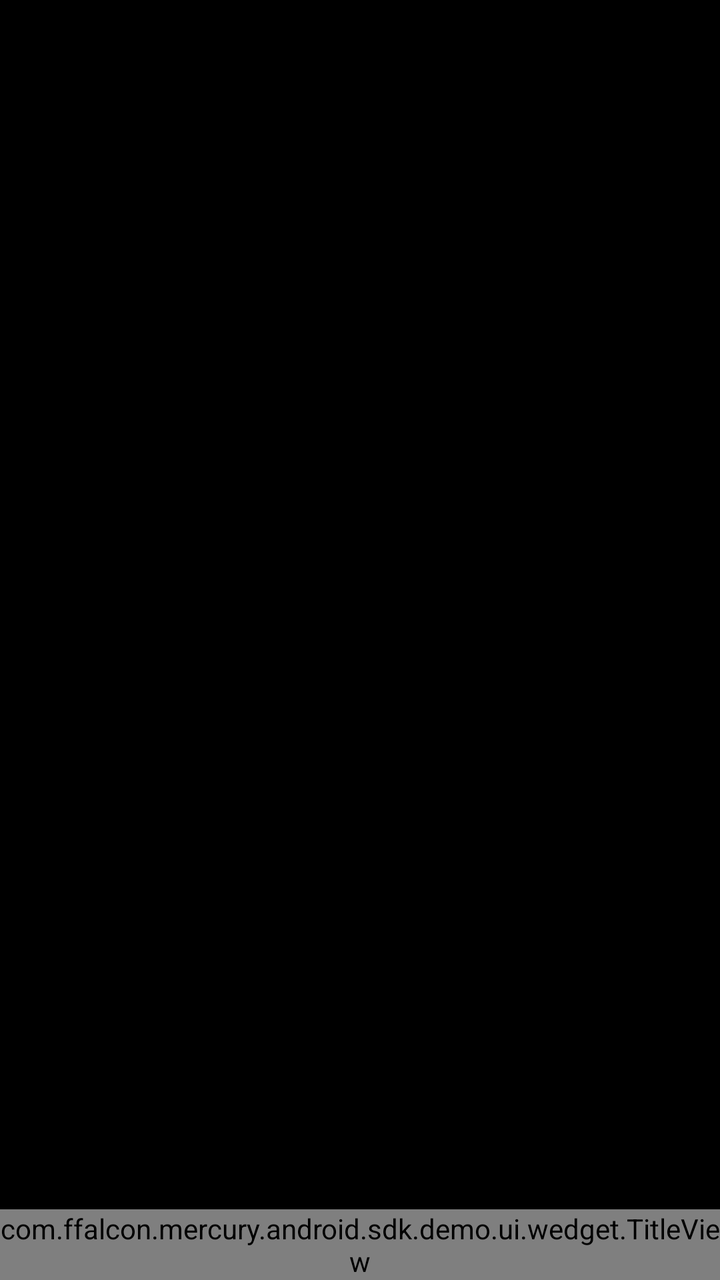
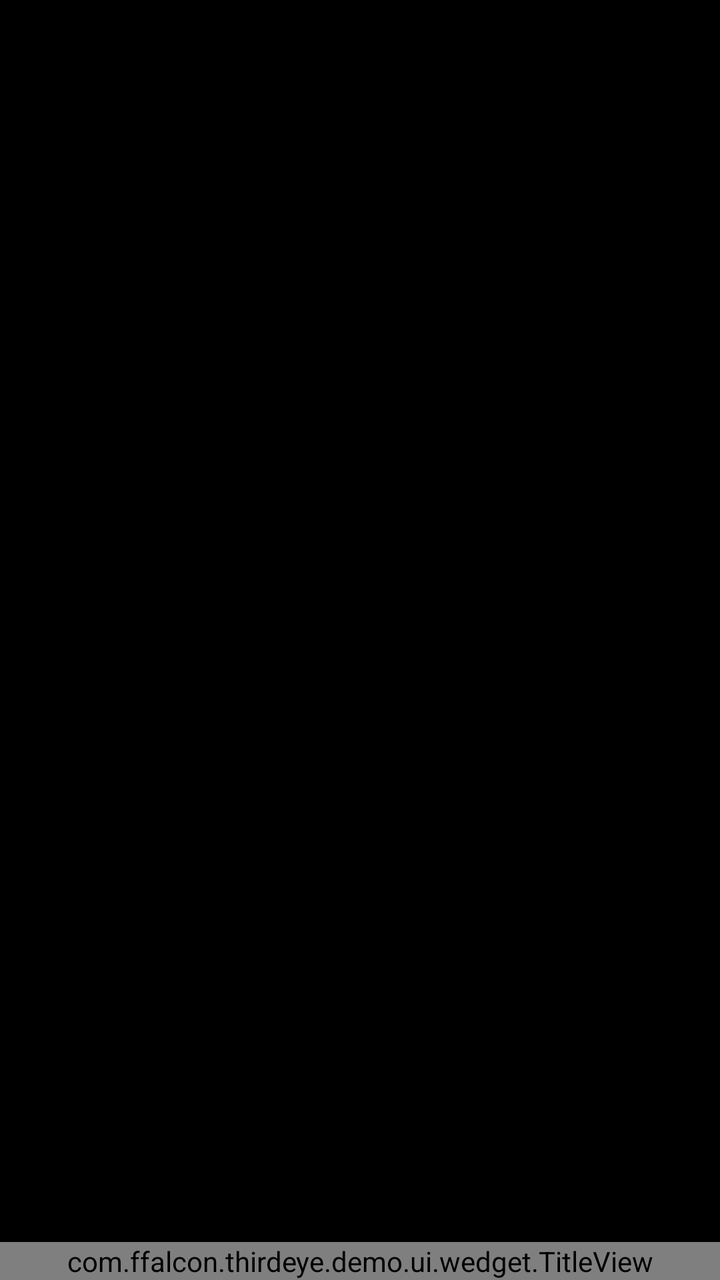

Compare the two renders of this Android layout. The source of the first and the diff that turns it into the second are given below.
<!-- AndroidManifest.xml: application theme Theme.MercuryAndroidSDK -->
<!-- res/layout/layout_fragment_demo.xml -->
<?xml version="1.0" encoding="utf-8"?>
<androidx.constraintlayout.widget.ConstraintLayout xmlns:android="http://schemas.android.com/apk/res/android"
    android:layout_width="match_parent"
    android:layout_height="match_parent"
    xmlns:app="http://schemas.android.com/apk/res-auto"
    android:background="@color/black">



    <com.ffalcon.mercury.android.sdk.demo.ui.wedget.TitleView
        android:id="@+id/phoneTitleView"
        android:layout_width="match_parent"
        app:layout_constraintBottom_toBottomOf="parent"
        app:layout_constraintStart_toStartOf="parent"
        android:layout_height="wrap_content"
        android:background="@color/black"/>

    <FrameLayout
        android:id="@+id/flContainer"
        android:layout_width="match_parent"
        android:layout_height="0dp"
        app:layout_constraintBottom_toTopOf="@+id/phoneTitleView"
        app:layout_constraintTop_toTopOf="parent" />

</androidx.constraintlayout.widget.ConstraintLayout>
<!-- resources referenced by this layout -->
<resources>
  <color name="black">#FF000000</color>
  <style name="Theme.MercuryAndroidSDK" parent="Theme.MaterialComponents.DayNight.NoActionBar">
          
          <item name="colorPrimary">@color/black</item>
          <item name="colorPrimaryVariant">@color/purple_700</item>
          <item name="colorOnPrimary">@color/white</item>
          
          <item name="android:windowBackground">@color/black</item>
          
          <item name="colorSecondary">@color/teal_200</item>
          <item name="colorSecondaryVariant">@color/teal_700</item>
          <item name="colorOnSecondary">@color/black</item>
          
          <item name="android:statusBarColor" tools:targetApi="l">?attr/colorPrimaryVariant</item>
          
          <item name="android:windowFullscreen">true</item>
          <item name="android:windowNoTitle">true</item>
      </style>
  <color name="purple_700">#FF3700B3</color>
  <color name="white">#FFFFFFFF</color>
  <color name="teal_200">#FF03DAC5</color>
  <color name="teal_700">#FF018786</color>
</resources>

<!-- the commit's change to res/layout/layout_fragment_demo.xml (unified diff, before → after) -->
@@ -7,7 +7,7 @@
 
 
 
-    <com.ffalcon.mercury.android.sdk.demo.ui.wedget.TitleView
+    <com.ffalcon.thirdeye.demo.ui.wedget.TitleView
         android:id="@+id/phoneTitleView"
         android:layout_width="match_parent"
         app:layout_constraintBottom_toBottomOf="parent"
<!-- resource entries referenced after the edit -->
@@ -1,7 +1,7 @@
 <!-- resources referenced by this layout -->
 <resources>
   <color name="black">#FF000000</color>
-  <style name="Theme.MercuryAndroidSDK" parent="Theme.MaterialComponents.DayNight.NoActionBar">
+  <style name="Theme.ThirdEye" parent="Theme.MaterialComponents.DayNight.NoActionBar">
           
           <item name="colorPrimary">@color/black</item>
           <item name="colorPrimaryVariant">@color/purple_700</item>
